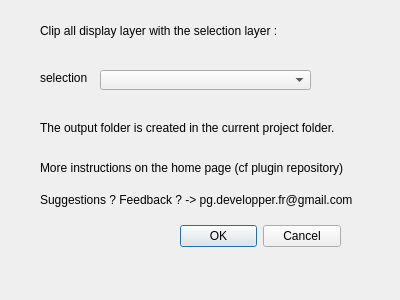
Old version of the form Clip_Multiple_Layers_dialog_base.ui in the repository Samson0033/Qgisplugin-ClipMultipleLayers.
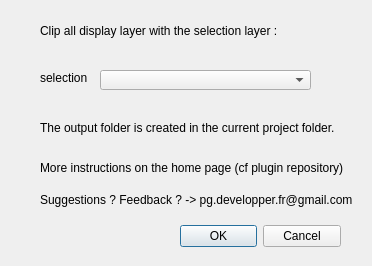
New version of the form.

What changed in the file:
```diff
--- a/Clip_Multiple_Layers_dialog_base.ui
+++ b/Clip_Multiple_Layers_dialog_base.ui
@@ -6,8 +6,8 @@
    <rect>
     <x>0</x>
     <y>0</y>
-    <width>400</width>
-    <height>300</height>
+    <width>372</width>
+    <height>266</height>
    </rect>
   </property>
   <property name="minimumSize">
@@ -18,8 +18,8 @@
   </property>
   <property name="maximumSize">
    <size>
-    <width>400</width>
-    <height>300</height>
+    <width>591</width>
+    <height>397</height>
    </size>
   </property>
   <property name="windowTitle">
@@ -120,9 +120,9 @@
    <property name="geometry">
     <rect>
      <x>30</x>
-     <y>20</y>
-     <width>351</width>
-     <height>241</height>
+     <y>110</y>
+     <width>331</width>
+     <height>111</height>
     </rect>
    </property>
    <layout class="QFormLayout" name="formLayout"/>
```
Left out of the diff: 22 changed lines with no effect on the pictures.
